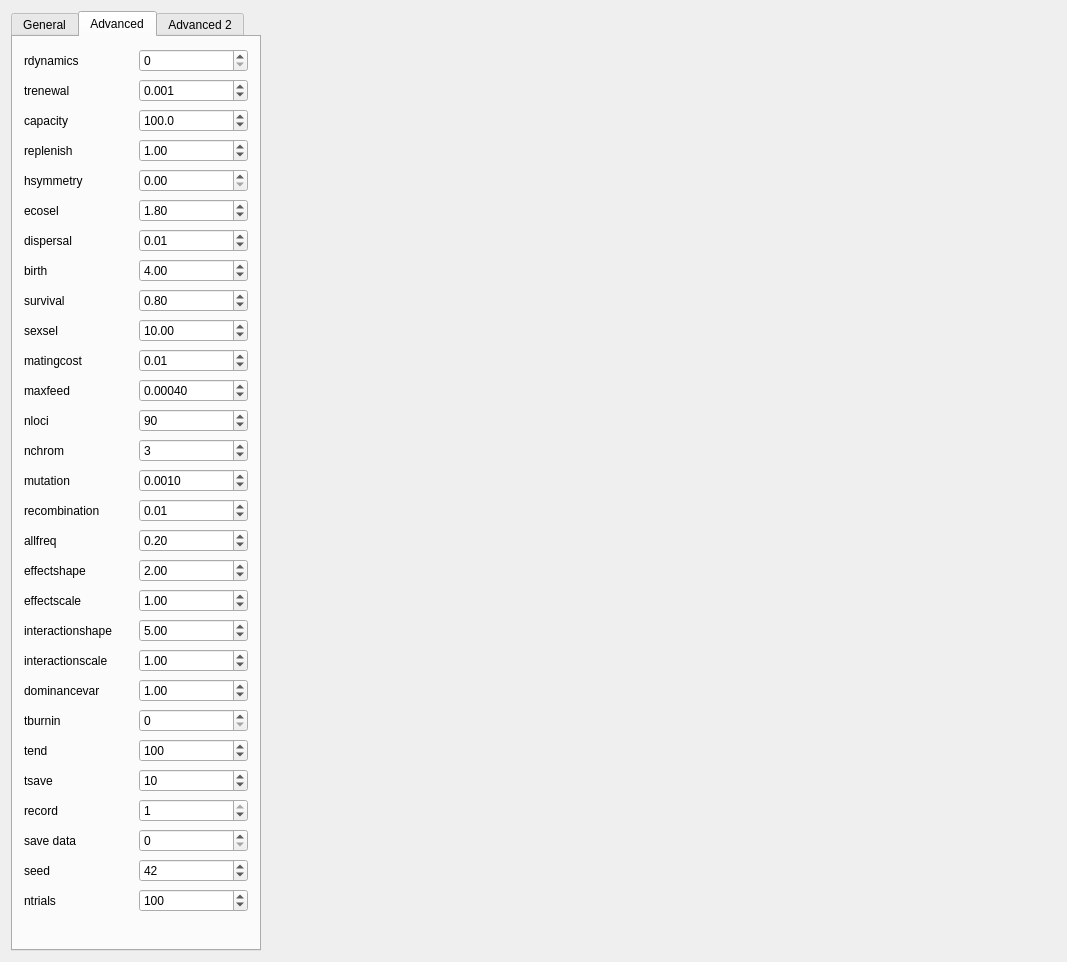
Above: gui/maindialog.ui from rscherrer/ExplicitGenomeSpeciation before the change. Below: the same form after it.
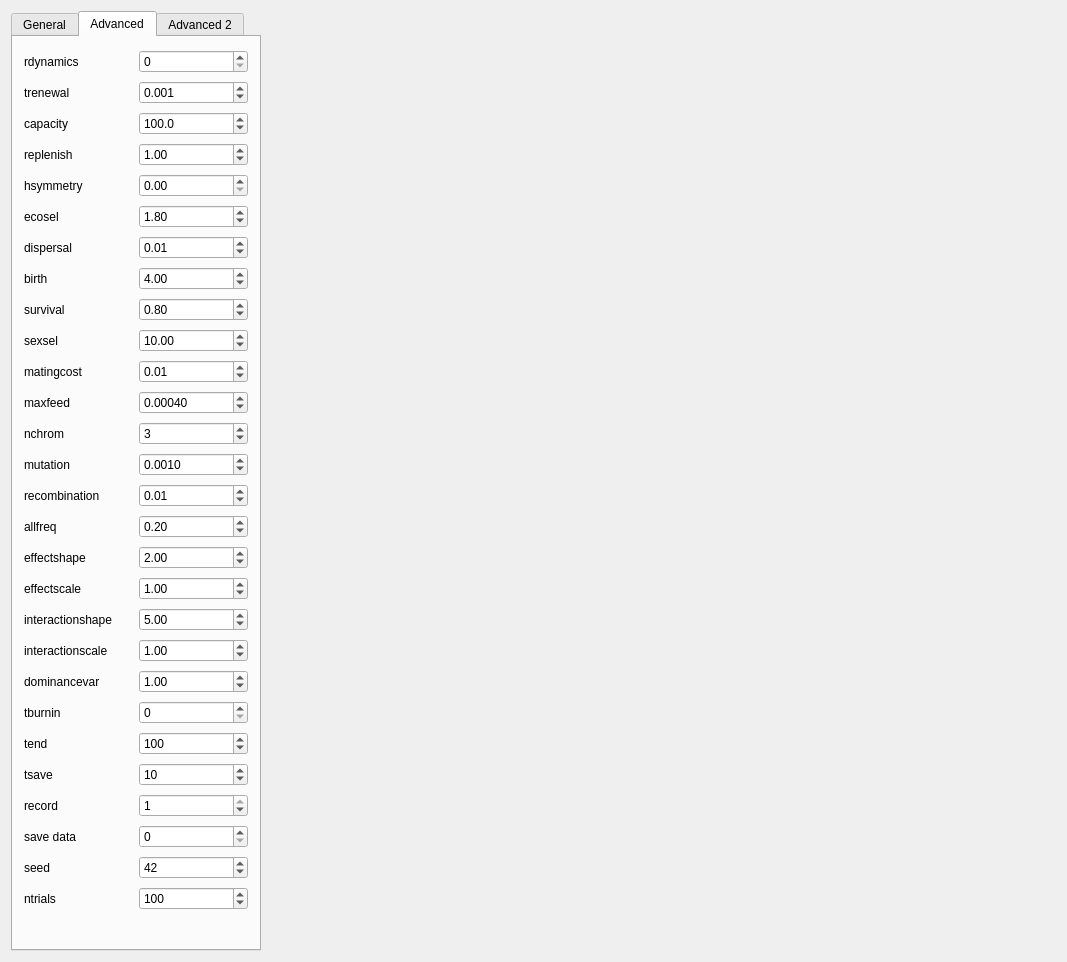
That is the form after the change. The open tabs and pages were chosen to show the change. Custom widgets are drawn as their Qt base class.

```diff
--- a/gui/maindialog.ui
+++ b/gui/maindialog.ui
@@ -2888,17 +2888,13 @@
          </property>
         </widget>
        </item>
-       <item row="0" column="1">
-        <widget class="QSpinBox" name="box_rdynamics">
-         <property name="maximum">
-          <number>1</number>
+       <item row="9" column="1">
+        <widget class="QDoubleSpinBox" name="box_sexsel">
+         <property name="singleStep">
+          <double>0.100000000000000</double>
          </property>
-        </widget>
-       </item>
-       <item row="1" column="0">
-        <widget class="QLabel" name="label_2">
-         <property name="text">
-          <string>trenewal</string>
+         <property name="value">
+          <double>10.000000000000000</double>
          </property>
         </widget>
        </item>
@@ -2918,38 +2914,8 @@
          </property>
         </widget>
        </item>
-       <item row="2" column="0">
-        <widget class="QLabel" name="label_3">
-         <property name="text">
-          <string>capacity</string>
-         </property>
-        </widget>
-       </item>
-       <item row="2" column="1">
-        <widget class="QDoubleSpinBox" name="box_capacity">
-         <property name="decimals">
-          <number>1</number>
-         </property>
-         <property name="maximum">
-          <double>200.000000000000000</double>
-         </property>
-         <property name="singleStep">
-          <double>0.010000000000000</double>
-         </property>
-         <property name="value">
-          <double>100.000000000000000</double>
-         </property>
-        </widget>
-       </item>
-       <item row="3" column="0">
-        <widget class="QLabel" name="label_4">
-         <property name="text">
-          <string>replenish</string>
-         </property>
-        </widget>
-       </item>
-       <item row="3" column="1">
-        <widget class="QDoubleSpinBox" name="box_replenish">
+       <item row="20" column="1">
+        <widget class="QDoubleSpinBox" name="box_dominancevar">
          <property name="singleStep">
           <double>0.100000000000000</double>
          </property>
@@ -2958,34 +2924,20 @@
          </property>
         </widget>
        </item>
-       <item row="4" column="0">
-        <widget class="QLabel" name="label_5">
-         <property name="text">
-          <string>hsymmetry</string>
-         </property>
-        </widget>
-       </item>
-       <item row="4" column="1">
-        <widget class="QDoubleSpinBox" name="box_hsymmetry">
-         <property name="singleStep">
-          <double>0.100000000000000</double>
-         </property>
-        </widget>
-       </item>
-       <item row="5" column="0">
-        <widget class="QLabel" name="label_6">
-         <property name="text">
-          <string>ecosel</string>
-         </property>
-        </widget>
-       </item>
-       <item row="5" column="1">
-        <widget class="QDoubleSpinBox" name="box_ecosel">
+       <item row="6" column="1">
+        <widget class="QDoubleSpinBox" name="box_dispersal">
          <property name="singleStep">
           <double>0.100000000000000</double>
          </property>
          <property name="value">
-          <double>1.800000000000000</double>
+          <double>0.010000000000000</double>
+         </property>
+        </widget>
+       </item>
+       <item row="18" column="0">
+        <widget class="QLabel" name="label_23">
+         <property name="text">
+          <string>interactionshape</string>
          </property>
         </widget>
        </item>
@@ -2996,37 +2948,37 @@
          </property>
         </widget>
        </item>
-       <item row="6" column="1">
-        <widget class="QDoubleSpinBox" name="box_dispersal">
-         <property name="singleStep">
-          <double>0.100000000000000</double>
+       <item row="23" column="1">
+        <widget class="QSpinBox" name="box_tsave">
+         <property name="minimum">
+          <number>1</number>
          </property>
          <property name="value">
-          <double>0.010000000000000</double>
+          <number>10</number>
          </property>
         </widget>
        </item>
-       <item row="7" column="0">
-        <widget class="QLabel" name="label_8">
+       <item row="25" column="0">
+        <widget class="QLabel" name="label_38">
          <property name="text">
-          <string>birth</string>
+          <string>save data</string>
          </property>
         </widget>
        </item>
-       <item row="7" column="1">
-        <widget class="QDoubleSpinBox" name="box_birth">
-         <property name="singleStep">
-          <double>0.100000000000000</double>
+       <item row="2" column="0">
+        <widget class="QLabel" name="label_3">
+         <property name="text">
+          <string>capacity</string>
          </property>
-         <property name="value">
-          <double>4.000000000000000</double>
-         </property>
         </widget>
        </item>
-       <item row="8" column="0">
-        <widget class="QLabel" name="label_12">
-         <property name="text">
-          <string>survival</string>
+       <item row="10" column="1">
+        <widget class="QDoubleSpinBox" name="box_matingcost">
+         <property name="singleStep">
+          <double>0.010000000000000</double>
+         </property>
+         <property name="value">
+          <double>0.010000000000000</double>
          </property>
         </widget>
        </item>
@@ -3040,32 +2992,70 @@
          </property>
         </widget>
        </item>
-       <item row="9" column="0">
-        <widget class="QLabel" name="label_9">
+       <item row="21" column="0">
+        <widget class="QLabel" name="label_26">
          <property name="text">
-          <string>sexsel</string>
+          <string>tburnin</string>
          </property>
         </widget>
        </item>
-       <item row="9" column="1">
-        <widget class="QDoubleSpinBox" name="box_sexsel">
+       <item row="15" column="0">
+        <widget class="QLabel" name="label_19">
+         <property name="text">
+          <string>allfreq</string>
+         </property>
+        </widget>
+       </item>
+       <item row="7" column="0">
+        <widget class="QLabel" name="label_8">
+         <property name="text">
+          <string>birth</string>
+         </property>
+        </widget>
+       </item>
+       <item row="24" column="0">
+        <widget class="QLabel" name="label_31">
+         <property name="text">
+          <string>record</string>
+         </property>
+        </widget>
+       </item>
+       <item row="24" column="1">
+        <widget class="QSpinBox" name="box_record">
+         <property name="maximum">
+          <number>1</number>
+         </property>
+         <property name="value">
+          <number>1</number>
+         </property>
+        </widget>
+       </item>
+       <item row="26" column="0">
+        <widget class="QLabel" name="label_29">
+         <property name="text">
+          <string>seed</string>
+         </property>
+        </widget>
+       </item>
+       <item row="19" column="1">
+        <widget class="QDoubleSpinBox" name="box_interactionscale">
          <property name="singleStep">
           <double>0.100000000000000</double>
          </property>
          <property name="value">
-          <double>10.000000000000000</double>
+          <double>1.000000000000000</double>
          </property>
         </widget>
        </item>
-       <item row="10" column="0">
-        <widget class="QLabel" name="label_10">
+       <item row="16" column="0">
+        <widget class="QLabel" name="label_21">
          <property name="text">
-          <string>matingcost</string>
+          <string>effectshape</string>
          </property>
         </widget>
        </item>
-       <item row="10" column="1">
-        <widget class="QDoubleSpinBox" name="box_matingcost">
+       <item row="14" column="1">
+        <widget class="QDoubleSpinBox" name="box_recombination">
          <property name="singleStep">
           <double>0.010000000000000</double>
          </property>
@@ -3074,6 +3064,54 @@
          </property>
         </widget>
        </item>
+       <item row="21" column="1">
+        <widget class="QSpinBox" name="box_tburnin"/>
+       </item>
+       <item row="4" column="0">
+        <widget class="QLabel" name="label_5">
+         <property name="text">
+          <string>hsymmetry</string>
+         </property>
+        </widget>
+       </item>
+       <item row="22" column="0">
+        <widget class="QLabel" name="label_27">
+         <property name="text">
+          <string>tend</string>
+         </property>
+        </widget>
+       </item>
+       <item row="18" column="1">
+        <widget class="QDoubleSpinBox" name="box_interactionshape">
+         <property name="singleStep">
+          <double>0.100000000000000</double>
+         </property>
+         <property name="value">
+          <double>5.000000000000000</double>
+         </property>
+        </widget>
+       </item>
+       <item row="0" column="1">
+        <widget class="QSpinBox" name="box_rdynamics">
+         <property name="maximum">
+          <number>1</number>
+         </property>
+        </widget>
+       </item>
+       <item row="19" column="0">
+        <widget class="QLabel" name="label_24">
+         <property name="text">
+          <string>interactionscale</string>
+         </property>
+        </widget>
+       </item>
+       <item row="1" column="0">
+        <widget class="QLabel" name="label_2">
+         <property name="text">
+          <string>trenewal</string>
+         </property>
+        </widget>
+       </item>
        <item row="11" column="0">
         <widget class="QLabel" name="label_11">
          <property name="text">
@@ -3081,6 +3119,19 @@
          </property>
         </widget>
        </item>
+       <item row="13" column="1">
+        <widget class="QDoubleSpinBox" name="box_mutation">
+         <property name="decimals">
+          <number>4</number>
+         </property>
+         <property name="singleStep">
+          <double>0.001000000000000</double>
+         </property>
+         <property name="value">
+          <double>0.001000000000000</double>
+         </property>
+        </widget>
+       </item>
        <item row="11" column="1">
         <widget class="QDoubleSpinBox" name="box_maxfeed">
          <property name="decimals">
@@ -3094,102 +3145,28 @@
          </property>
         </widget>
        </item>
-       <item row="12" column="0">
-        <widget class="QLabel" name="label_13">
-         <property name="text">
-          <string>nloci</string>
-         </property>
-        </widget>
-       </item>
-       <item row="12" column="1">
-        <widget class="QSpinBox" name="box_nloci">
-         <property name="minimum">
-          <number>1</number>
-         </property>
-         <property name="maximum">
-          <number>500</number>
-         </property>
+       <item row="26" column="1">
+        <widget class="QSpinBox" name="box_seed">
          <property name="value">
-          <number>90</number>
+          <number>42</number>
          </property>
         </widget>
        </item>
-       <item row="13" column="0">
-        <widget class="QLabel" name="label_16">
+       <item row="10" column="0">
+        <widget class="QLabel" name="label_10">
          <property name="text">
-          <string>nchrom</string>
+          <string>matingcost</string>
          </property>
         </widget>
        </item>
-       <item row="13" column="1">
-        <widget class="QSpinBox" name="box_nchrom">
-         <property name="value">
-          <number>3</number>
-         </property>
-        </widget>
-       </item>
-       <item row="14" column="0">
-        <widget class="QLabel" name="label_17">
+       <item row="8" column="0">
+        <widget class="QLabel" name="label_12">
          <property name="text">
-          <string>mutation</string>
-         </property>
-        </widget>
-       </item>
-       <item row="14" column="1">
-        <widget class="QDoubleSpinBox" name="box_mutation">
-         <property name="decimals">
-          <number>4</number>
-         </property>
-         <property name="singleStep">
-          <double>0.001000000000000</double>
-         </property>
-         <property name="value">
-          <double>0.001000000000000</double>
-         </property>
-        </widget>
-       </item>
-       <item row="15" column="0">
-        <widget class="QLabel" name="label_18">
-         <property name="text">
-          <string>recombination</string>
-         </property>
-        </widget>
-       </item>
-       <item row="15" column="1">
-        <widget class="QDoubleSpinBox" name="box_recombination">
-         <property name="singleStep">
-          <double>0.010000000000000</double>
-         </property>
-         <property name="value">
-          <double>0.010000000000000</double>
-         </property>
-        </widget>
-       </item>
-       <item row="16" column="0">
-        <widget class="QLabel" name="label_19">
-         <property name="text">
-          <string>allfreq</string>
+          <string>survival</string>
          </property>
         </widget>
        </item>
        <item row="16" column="1">
-        <widget class="QDoubleSpinBox" name="box_allfreq">
-         <property name="singleStep">
-          <double>0.100000000000000</double>
-         </property>
-         <property name="value">
-          <double>0.200000000000000</double>
-         </property>
-        </widget>
-       </item>
-       <item row="17" column="0">
-        <widget class="QLabel" name="label_21">
-         <property name="text">
-          <string>effectshape</string>
-         </property>
-        </widget>
-       </item>
-       <item row="17" column="1">
         <widget class="QDoubleSpinBox" name="box_effectshape">
          <property name="singleStep">
           <double>0.100000000000000</double>
@@ -3199,92 +3176,31 @@
          </property>
         </widget>
        </item>
-       <item row="18" column="0">
-        <widget class="QLabel" name="label_22">
+       <item row="14" column="0">
+        <widget class="QLabel" name="label_18">
          <property name="text">
-          <string>effectscale</string>
+          <string>recombination</string>
          </property>
         </widget>
        </item>
-       <item row="18" column="1">
-        <widget class="QDoubleSpinBox" name="box_effectscale">
-         <property name="singleStep">
-          <double>0.100000000000000</double>
-         </property>
-         <property name="value">
-          <double>1.000000000000000</double>
-         </property>
-        </widget>
-       </item>
-       <item row="19" column="0">
-        <widget class="QLabel" name="label_23">
+       <item row="27" column="0">
+        <widget class="QLabel" name="label_30">
          <property name="text">
-          <string>interactionshape</string>
+          <string>ntrials</string>
          </property>
         </widget>
        </item>
-       <item row="19" column="1">
-        <widget class="QDoubleSpinBox" name="box_interactionshape">
+       <item row="5" column="1">
+        <widget class="QDoubleSpinBox" name="box_ecosel">
          <property name="singleStep">
           <double>0.100000000000000</double>
          </property>
          <property name="value">
-          <double>5.000000000000000</double>
-         </property>
-        </widget>
-       </item>
-       <item row="20" column="0">
-        <widget class="QLabel" name="label_24">
-         <property name="text">
-          <string>interactionscale</string>
-         </property>
-        </widget>
-       </item>
-       <item row="20" column="1">
-        <widget class="QDoubleSpinBox" name="box_interactionscale">
-         <property name="singleStep">
-          <double>0.100000000000000</double>
-         </property>
-         <property name="value">
-          <double>1.000000000000000</double>
-         </property>
-        </widget>
-       </item>
-       <item row="21" column="0">
-        <widget class="QLabel" name="label_25">
-         <property name="text">
-          <string>dominancevar</string>
-         </property>
-        </widget>
-       </item>
-       <item row="21" column="1">
-        <widget class="QDoubleSpinBox" name="box_dominancevar">
-         <property name="singleStep">
-          <double>0.100000000000000</double>
-         </property>
-         <property name="value">
-          <double>1.000000000000000</double>
-         </property>
-        </widget>
-       </item>
-       <item row="22" column="0">
-        <widget class="QLabel" name="label_26">
-         <property name="text">
-          <string>tburnin</string>
+          <double>1.800000000000000</double>
          </property>
         </widget>
        </item>
        <item row="22" column="1">
-        <widget class="QSpinBox" name="box_tburnin"/>
-       </item>
-       <item row="23" column="0">
-        <widget class="QLabel" name="label_27">
-         <property name="text">
-          <string>tend</string>
-         </property>
-        </widget>
-       </item>
-       <item row="23" column="1">
         <widget class="QSpinBox" name="box_tend">
          <property name="maximum">
           <number>1000</number>
@@ -3294,48 +3210,14 @@
          </property>
         </widget>
        </item>
-       <item row="24" column="0">
-        <widget class="QLabel" name="label_28">
-         <property name="text">
-          <string>tsave</string>
-         </property>
-        </widget>
-       </item>
-       <item row="24" column="1">
-        <widget class="QSpinBox" name="box_tsave">
-         <property name="minimum">
-          <number>1</number>
-         </property>
-         <property name="value">
-          <number>10</number>
-         </property>
-        </widget>
-       </item>
-       <item row="25" column="0">
-        <widget class="QLabel" name="label_31">
-         <property name="text">
-          <string>record</string>
+       <item row="4" column="1">
+        <widget class="QDoubleSpinBox" name="box_hsymmetry">
+         <property name="singleStep">
+          <double>0.100000000000000</double>
          </property>
         </widget>
        </item>
        <item row="25" column="1">
-        <widget class="QSpinBox" name="box_record">
-         <property name="maximum">
-          <number>1</number>
-         </property>
-         <property name="value">
-          <number>1</number>
-         </property>
-        </widget>
-       </item>
-       <item row="26" column="0">
-        <widget class="QLabel" name="label_38">
-         <property name="text">
-          <string>save data</string>
-         </property>
-        </widget>
-       </item>
-       <item row="26" column="1">
         <widget class="QSpinBox" name="box_datsave">
          <property name="maximum">
           <number>1</number>
@@ -3345,28 +3227,109 @@
          </property>
         </widget>
        </item>
-       <item row="27" column="0">
-        <widget class="QLabel" name="label_29">
+       <item row="12" column="1">
+        <widget class="QSpinBox" name="box_nchrom">
+         <property name="value">
+          <number>3</number>
+         </property>
+        </widget>
+       </item>
+       <item row="17" column="0">
+        <widget class="QLabel" name="label_22">
          <property name="text">
-          <string>seed</string>
+          <string>effectscale</string>
+         </property>
+        </widget>
+       </item>
+       <item row="9" column="0">
+        <widget class="QLabel" name="label_9">
+         <property name="text">
+          <string>sexsel</string>
+         </property>
+        </widget>
+       </item>
+       <item row="7" column="1">
+        <widget class="QDoubleSpinBox" name="box_birth">
+         <property name="singleStep">
+          <double>0.100000000000000</double>
+         </property>
+         <property name="value">
+          <double>4.000000000000000</double>
+         </property>
+        </widget>
+       </item>
+       <item row="15" column="1">
+        <widget class="QDoubleSpinBox" name="box_allfreq">
+         <property name="singleStep">
+          <double>0.100000000000000</double>
+         </property>
+         <property name="value">
+          <double>0.200000000000000</double>
+         </property>
+        </widget>
+       </item>
+       <item row="13" column="0">
+        <widget class="QLabel" name="label_17">
+         <property name="text">
+          <string>mutation</string>
+         </property>
+        </widget>
+       </item>
+       <item row="23" column="0">
+        <widget class="QLabel" name="label_28">
+         <property name="text">
+          <string>tsave</string>
+         </property>
+        </widget>
+       </item>
+       <item row="5" column="0">
+        <widget class="QLabel" name="label_6">
+         <property name="text">
+          <string>ecosel</string>
+         </property>
+        </widget>
+       </item>
+       <item row="3" column="1">
+        <widget class="QDoubleSpinBox" name="box_replenish">
+         <property name="singleStep">
+          <double>0.100000000000000</double>
+         </property>
+         <property name="value">
+          <double>1.000000000000000</double>
+         </property>
+        </widget>
+       </item>
+       <item row="12" column="0">
+        <widget class="QLabel" name="label_16">
+         <property name="text">
+          <string>nchrom</string>
+         </property>
+        </widget>
+       </item>
+       <item row="20" column="0">
+        <widget class="QLabel" name="label_25">
+         <property name="text">
+          <string>dominancevar</string>
+         </property>
+        </widget>
+       </item>
+       <item row="2" column="1">
+        <widget class="QDoubleSpinBox" name="box_capacity">
+         <property name="decimals">
+          <number>1</number>
+         </property>
+         <property name="maximum">
+          <double>200.000000000000000</double>
+         </property>
+         <property name="singleStep">
+          <double>0.010000000000000</double>
+         </property>
+         <property name="value">
+          <double>100.000000000000000</double>
          </property>
         </widget>
        </item>
        <item row="27" column="1">
-        <widget class="QSpinBox" name="box_seed">
-         <property name="value">
-          <number>42</number>
-         </property>
-        </widget>
-       </item>
-       <item row="28" column="0">
-        <widget class="QLabel" name="label_30">
-         <property name="text">
-          <string>ntrials</string>
-         </property>
-        </widget>
-       </item>
-       <item row="28" column="1">
         <widget class="QSpinBox" name="box_ntrials">
          <property name="maximum">
           <number>200</number>
@@ -3376,6 +3339,23 @@
          </property>
         </widget>
        </item>
+       <item row="17" column="1">
+        <widget class="QDoubleSpinBox" name="box_effectscale">
+         <property name="singleStep">
+          <double>0.100000000000000</double>
+         </property>
+         <property name="value">
+          <double>1.000000000000000</double>
+         </property>
+        </widget>
+       </item>
+       <item row="3" column="0">
+        <widget class="QLabel" name="label_4">
+         <property name="text">
+          <string>replenish</string>
+         </property>
+        </widget>
+       </item>
       </layout>
      </widget>
      <widget class="QWidget" name="tab_3">
```
